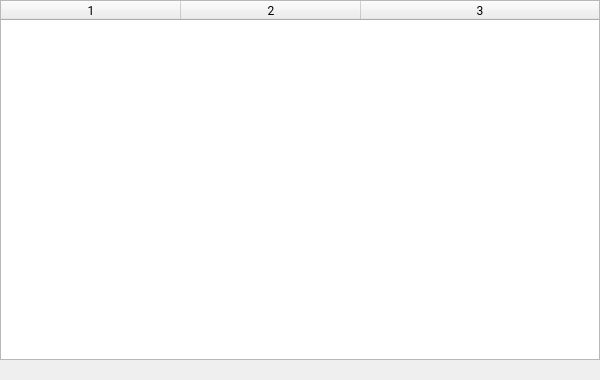
Above: android/android-emu/android/skin/qt/extended-pages/car-data-emulation/car-property-table.ui from aosp-mirror/platform_external_qemu before the change. Below: the same form after it.
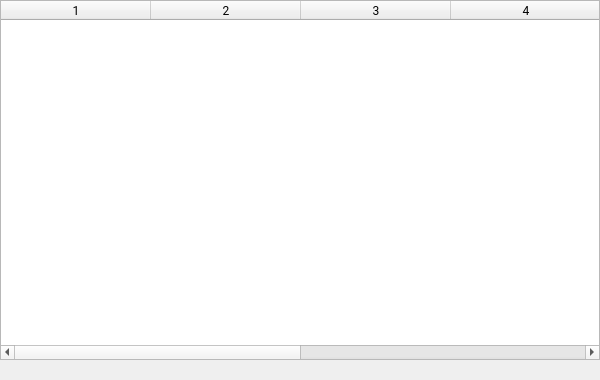
That is the form after the change.

Patch:
```diff
--- a/android/android-emu/android/skin/qt/extended-pages/car-data-emulation/car-property-table.ui
+++ b/android/android-emu/android/skin/qt/extended-pages/car-data-emulation/car-property-table.ui
@@ -45,10 +45,10 @@
     <bool>false</bool>
    </attribute>
    <property name="columnCount">
-    <number>3</number>
+    <number>6</number>
    </property>
    <attribute name="horizontalHeaderDefaultSectionSize">
-    <number>180</number>
+    <number>150</number>
    </attribute>
    <attribute name="horizontalHeaderStretchLastSection">
      <bool>true</bool>
```
